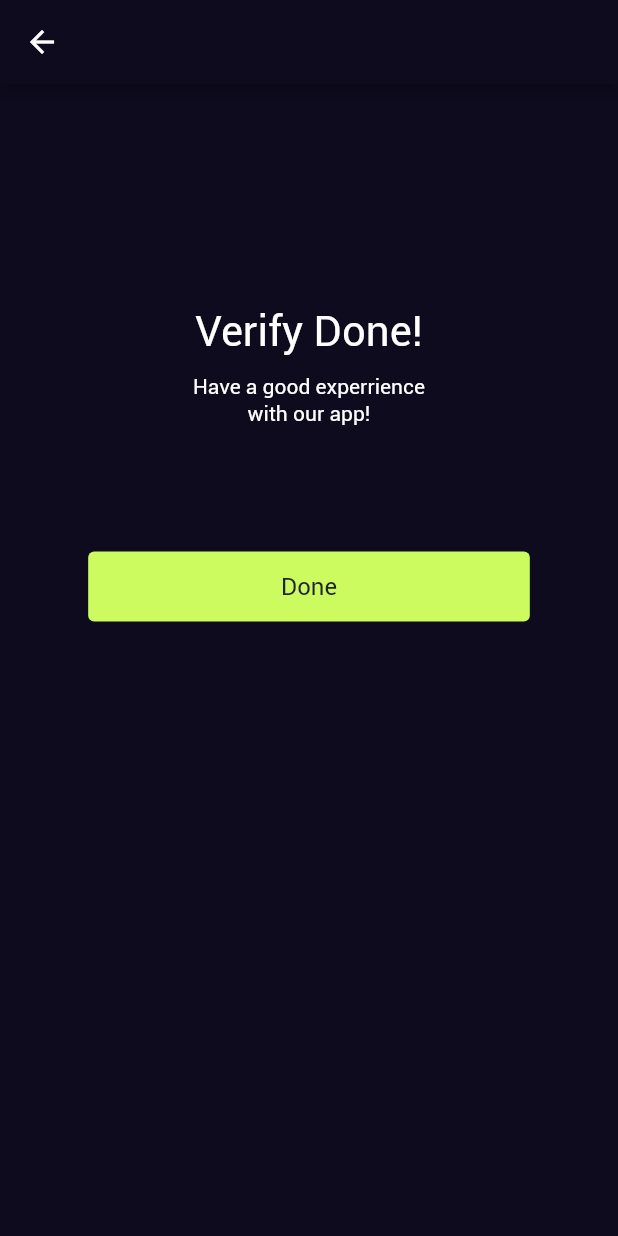
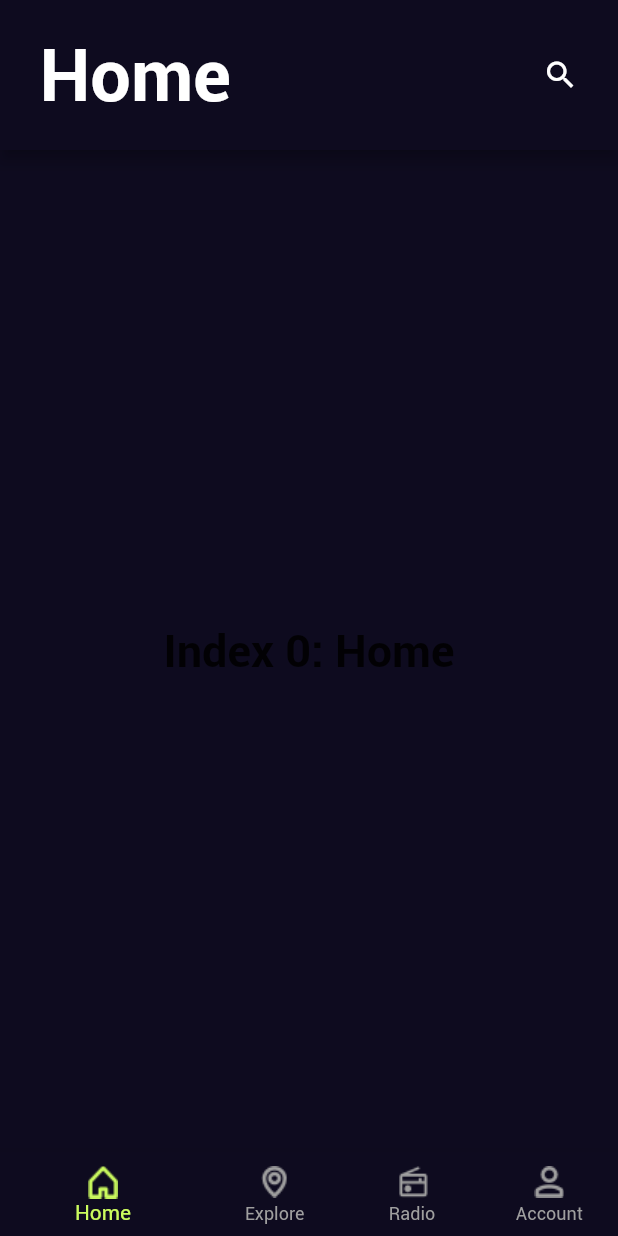
Before and after one commit to LuongDuyDat/Music-World-App, a Flutter app: the VerifyDonePage screen opened directly, after a tap on "Done", on a phone screen of 412 x 824 dp. Run offline on Flutter 3.47's test engine with Material 2 defaults, Android fonts, the phone set to English and light mode, and no system bars.

Commit message:
add navbar

```diff
--- /dev/null
+++ b/lib/HomePage.dart
@@ -0,0 +1,140 @@
+import 'package:flutter/material.dart';
+import 'package:music_world_app/util/colors.dart';
+import 'package:music_world_app/util/string.dart';
+import 'package:music_world_app/util/text_style.dart';
+
+import 'globals.dart';
+
+class MyHomePage extends StatefulWidget {
+  const MyHomePage({Key? key}) : super(key: key);
+
+  @override
+  _MyHomePageState createState() => _MyHomePageState();
+}
+
+class _MyHomePageState extends State<MyHomePage> {
+  int index = 0;
+  List<Color> itemColor = [
+    primaryColor,
+    neutralColor2,
+    neutralColor2,
+    neutralColor2,
+  ];
+
+  static const TextStyle optionStyle =
+  TextStyle(fontSize: 30, fontWeight: FontWeight.bold);
+
+  static const screen = [
+    Text(
+      'Index 0: Home',
+      style: optionStyle,
+    ),
+    Text(
+      'Index 1: Business',
+      style: optionStyle,
+    ),
+    Text(
+      'Index 2: School',
+      style: optionStyle,
+    ),
+    Text(
+      'Index 3: Settings',
+      style: optionStyle,
+    ),
+  ];
+
+  void _onItemTapped(int _index) {
+    setState(() {
+      itemColor[index] = neutralColor2;
+      itemColor[_index] = primaryColor;
+      index = _index;
+    });
+  }
+  @override
+  Widget build(BuildContext context) {
+    final item = [
+      ImageIcon(
+        const AssetImage("assets/icons/home_icon.png"),
+        color: itemColor[0],
+      ),
+      ImageIcon(
+        const AssetImage("assets/icons/pin_icon.png"),
+        color: itemColor[1],
+      ),
+      ImageIcon(
+        const AssetImage("assets/icons/radio_icon.png"),
+        color: itemColor[2],
+      ),
+      ImageIcon(
+        const AssetImage("assets/icons/account_icon.png"),
+        color: itemColor[3],
+      ),
+    ];
+    final List<String> title = [
+      homeString,
+      exploreString,
+      radioString,
+      accountString,
+    ];
+    return Scaffold(
+      appBar: AppBar(
+        backgroundColor: backgroundColor,
+        automaticallyImplyLeading: false,
+        centerTitle: false,
+        leadingWidth: 0,
+        toolbarHeight: 100,
+        title: Padding(
+          padding: EdgeInsets.only(left: screenWidth * 0.025),
+          child: Text(
+            title[index],
+            style: title1.copyWith(
+              color: textPrimaryColor,
+            ),
+          ),
+        ),
+        actions: [
+          Padding(
+            padding: EdgeInsets.only(right: screenWidth * 0.064),
+            child: index == 0 || index == 1 ? const Icon(Icons.search)
+                : index == 3 ? const Icon(Icons.settings) : const SizedBox(width: 0, height: 0,),
+          ),
+        ],
+      ),
+
+      body: Center(
+        child: screen[index],
+      ),
+
+      bottomNavigationBar: BottomNavigationBar(
+        items: [
+          BottomNavigationBarItem(
+            icon: item[0],
+            label: homeString,
+            backgroundColor: backgroundColor,
+          ),
+          BottomNavigationBarItem(
+            icon: item[1],
+            label: exploreString,
+            backgroundColor: backgroundColor,
+          ),
+          BottomNavigationBarItem(
+            icon: item[2],
+            label: radioString,
+            backgroundColor: backgroundColor,
+          ),
+          BottomNavigationBarItem(
+            icon: item[3],
+            label: accountString,
+            backgroundColor: backgroundColor,
+          ),
+        ],
+        currentIndex: index,
+        selectedItemColor: primaryColor,
+        unselectedItemColor: neutralColor2,
+        showUnselectedLabels: true,
+        onTap: _onItemTapped,
+      ),
+    );
+  }
+
+}
--- a/lib/util/string.dart
+++ b/lib/util/string.dart
@@ -22,3 +22,7 @@ String resentCodeString = lang=='en'?'Resent Code':'Gửi lại mã';
 String verifyDoneString = lang=='en'?'Verify Done!':'Xác nhận hoàn tất!';
 String haveGoodExperienceString = lang=='en'?'Have a good experrience with our app!':'Chúc bạn có những trải nghiệm tốt với ứng dụng của chúng tôi';
 String doneString = lang=='en'?'Done':'Hoàn tất';
+String homeString = lang=='en'?'Home':'Trang chủ';
+String exploreString = lang=='en'?'Explore':'Khám phá';
+String radioString = "Radio";
+String accountString = lang=='en'?'Account':'Tài khoản';
--- a/lib/verify_number/view/verify_done.dart
+++ b/lib/verify_number/view/verify_done.dart
@@ -1,4 +1,5 @@
 import 'package:flutter/material.dart';
+import 'package:music_world_app/HomePage.dart';
 
 import '../../components/Button.dart';
 import '../../globals.dart';
@@ -57,6 +58,9 @@ class VerifyDonePage extends StatelessWidget {
             child: Button(
               text: doneString,
               radius: 0,
+              onPressed: () {
+                Navigate.pushPage(context, const MyHomePage());
+              },
             ),
           ),
         ],
```
Also changed, not shown: assets/icons/account_icon.png (added), assets/icons/home_icon.png (added), assets/icons/pin_icon.png (added), assets/icons/radio_icon.png (added).
